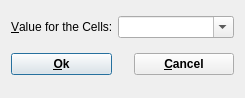
gemshub/GEMSGUI, file gems3/vizor4/dlg4/CalcCheckDialog4.ui: the form before one commit.
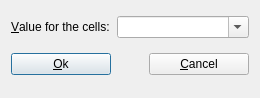
The form after the commit.

Commit message: Merged from upgrade adjusted fonts and comments on all dialogs (for consistency between win32, macosx and linux) DK,SD

Diff of the .ui file:
```diff
--- a/gems3/vizor4/dlg4/CalcCheckDialog4.ui
+++ b/gems3/vizor4/dlg4/CalcCheckDialog4.ui
@@ -7,7 +7,7 @@
    <rect>
     <x>0</x>
     <y>0</y>
-    <width>245</width>
+    <width>260</width>
     <height>98</height>
    </rect>
   </property>
@@ -18,7 +18,7 @@
    <item row="0" column="0">
     <widget class="QLabel" name="TextLabel2">
      <property name="text">
-      <string>&amp;Value for the Cells:</string>
+      <string>&amp;Value for the cells:</string>
      </property>
      <property name="wordWrap">
       <bool>false</bool>
@@ -55,13 +55,6 @@
        <height>0</height>
       </size>
      </property>
-     <property name="font">
-      <font>
-       <family>Arial</family>
-       <weight>75</weight>
-       <bold>true</bold>
-      </font>
-     </property>
      <property name="text">
       <string>&amp;Ok</string>
      </property>
@@ -103,13 +96,6 @@
        <height>0</height>
       </size>
      </property>
-     <property name="font">
-      <font>
-       <family>Arial</family>
-       <weight>75</weight>
-       <bold>true</bold>
-      </font>
-     </property>
      <property name="text">
       <string>&amp;Cancel</string>
      </property>
```
The commit also changes 39 other files.
